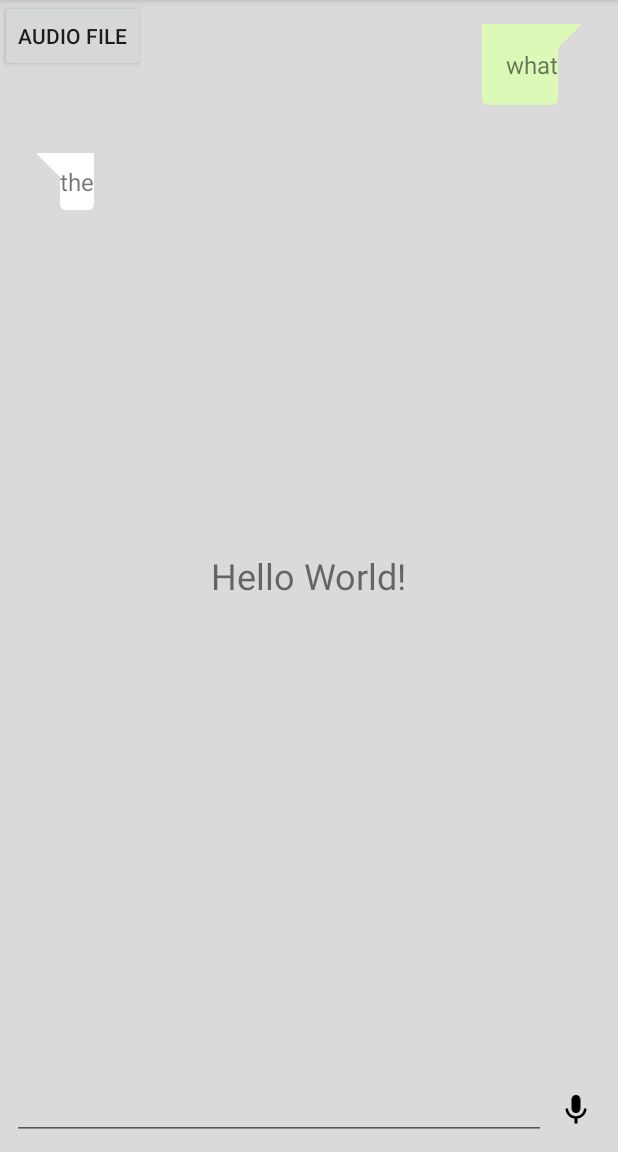
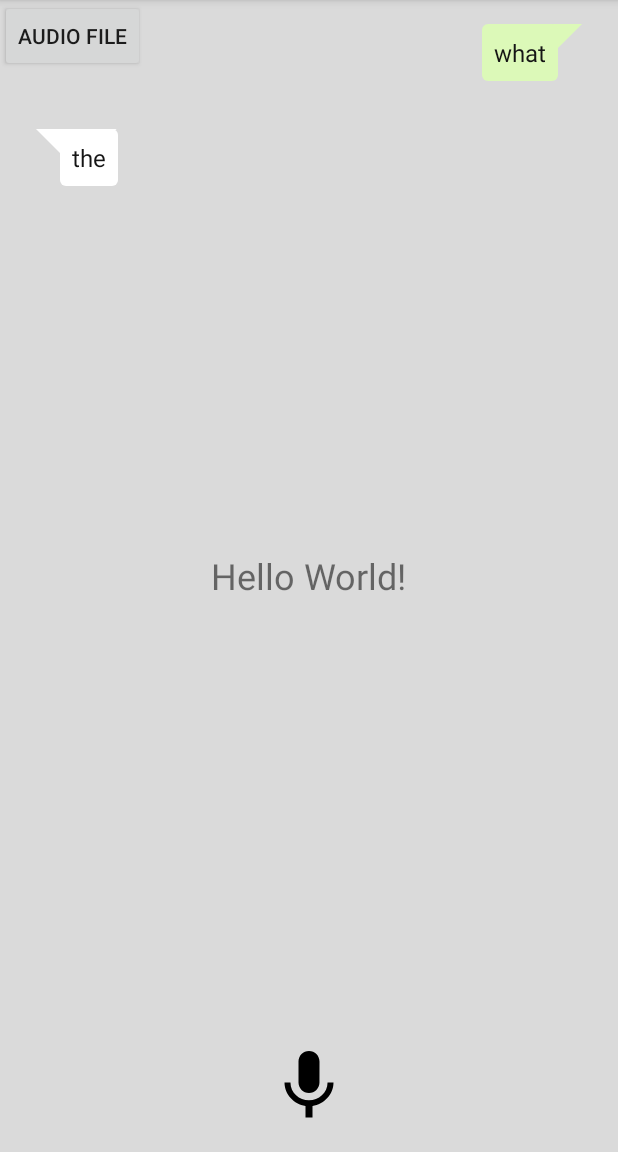
Before and after one commit to tanapakorn/TrueSpeech, an Android app: the screen it shows after launch (MainActivity), on a phone screen of 412 x 824 dp, the part 84-1236 px from its top. Run offline under Robolectric (Android 15) with nearby library versions, the light colour scheme and no system bars; 4 statements that could not run were skipped.

Commit message:
simple messenger ui

```diff
--- a/app/src/main/java/com/tanapakorn/truespeech/MainActivity.java
+++ b/app/src/main/java/com/tanapakorn/truespeech/MainActivity.java
@@ -1,10 +1,13 @@
 package com.tanapakorn.truespeech;
 
+import android.content.Context;
+import android.speech.tts.TextToSpeech;
 import android.support.v7.app.AppCompatActivity;
 import android.os.Bundle;
 import android.support.v7.widget.LinearLayoutManager;
 import android.support.v7.widget.RecyclerView;
 import android.text.TextUtils;
+import android.util.Log;
 import android.view.View;
 import android.widget.Button;
 import android.widget.EditText;
@@ -16,9 +19,10 @@ import com.tanapakorn.truespeech.viewmodel.TextViewModel;
 
 import java.util.ArrayList;
 import java.util.List;
+import java.util.Locale;
 
 
-public class MainActivity extends AppCompatActivity implements View.OnClickListener {
+public class MainActivity extends AppCompatActivity implements View.OnClickListener, TextToSpeech.OnInitListener{
 
     // View references
     private RecyclerView mRvChatHistory;
@@ -34,6 +38,15 @@ public class MainActivity extends AppCompatActivity implements View.OnClickListe
     private EditText mEditText;
     private RecyclerAdapter rvAdapter;
 
+    private TextToSpeech mTTS;
+
+    private TextToSpeech.OnInitListener mTtsListener = new TextToSpeech.OnInitListener() {
+        @Override
+        public void onInit(int status) {
+
+        }
+    };
+
     private final SpeechManager.ServiceListener mSpeechServiceListener = new SpeechManager.ServiceListener() {
         @Override
         public void onSpeechRecognized(final String text, final boolean isFinal) {
@@ -46,8 +59,11 @@ public class MainActivity extends AppCompatActivity implements View.OnClickListe
                     public void run() {
                         if(rvAdapter != null){
                             rvAdapter.add(new TextViewModel(ChatContract.VIEW_TYPE_MY_TEXT).text(text));
+                            mTTS.speak( text, TextToSpeech.QUEUE_ADD, null);
                         }
+
                         mTextResult.setText(text);
+//                        mEditText.setText(text);
                     }
                 });
             }
@@ -59,10 +75,14 @@ public class MainActivity extends AppCompatActivity implements View.OnClickListe
         super.onCreate(savedInstanceState);
         setContentView(R.layout.activity_main);
 
+
+        mTTS = new TextToSpeech(this, mTtsListener);
+        mTTS.setLanguage(Locale.US);
+
         mRvChatHistory = (RecyclerView)findViewById(R.id.rvChatHistory);
         audioFileBtn = (Button)findViewById(R.id.audio_file);
         mTextResult = (TextView)findViewById(R.id.result);
-        mEditText = (EditText)findViewById(R.id.edit_text);
+//        mEditText = (EditText)findViewById(R.id.edit_text);
         mMicBtn = (ImageButton)findViewById(R.id.push_to_talk_button);
         mMicCloseBtn = (ImageButton)findViewById(R.id.push_to_talk_end_button);
 
@@ -84,13 +104,13 @@ public class MainActivity extends AppCompatActivity implements View.OnClickListe
             public void onStatusChanged(int pStatus) {
                 switch(pStatus){
                     case SpeechManager.STATE_IDLE:
-                        mEditText.setText(R.string.string_state_idle);
+//                        mEditText.setText(R.string.string_state_idle);
                         break;
                     case SpeechManager.STATE_RECORDING:
-                        mEditText.setText(R.string.string_listening);
+//                        mEditText.setText(R.string.string_listening);
                         break;
                     default:
-                        mEditText.setText("");
+//                        mEditText.setText("");
                         break;
                 }
             }
@@ -138,4 +158,9 @@ public class MainActivity extends AppCompatActivity implements View.OnClickListe
                 break;
         }
     }
+
+    @Override
+    public void onInit(int status) {
+
+    }
 }
--- a/app/src/main/res/drawable/ic_block_black_24dp.xml
+++ b/app/src/main/res/drawable/ic_block_black_24dp.xml
@@ -1,9 +1,9 @@
 <vector xmlns:android="http://schemas.android.com/apk/res/android"
-        android:width="24dp"
-        android:height="24dp"
-        android:viewportWidth="24.0"
-        android:viewportHeight="24.0">
+    android:width="24dp"
+    android:height="24dp"
+    android:viewportWidth="24.0"
+    android:viewportHeight="24.0">
     <path
-        android:fillColor="#FF000000"
-        android:pathData="M12,2C6.48,2 2,6.48 2,12s4.48,10 10,10 10,-4.48 10,-10S17.52,2 12,2zM4,12c0,-4.42 3.58,-8 8,-8 1.85,0 3.55,0.63 4.9,1.69L5.69,16.9C4.63,15.55 4,13.85 4,12zM12,20c-1.85,0 -3.55,-0.63 -4.9,-1.69L18.31,7.1C19.37,8.45 20,10.15 20,12c0,4.42 -3.58,8 -8,8z"/>
+        android:fillColor="#12a4ff"
+        android:pathData="M12,14c1.66,0 2.99,-1.34 2.99,-3L15,5c0,-1.66 -1.34,-3 -3,-3S9,3.34 9,5v6c0,1.66 1.34,3 3,3zM17.3,11c0,3 -2.54,5.1 -5.3,5.1S6.7,14 6.7,11L5,11c0,3.41 2.72,6.23 6,6.72L11,21h2v-3.28c3.28,-0.48 6,-3.3 6,-6.72h-1.7z"/>
 </vector>
--- a/app/src/main/res/layout/activity_main.xml
+++ b/app/src/main/res/layout/activity_main.xml
@@ -10,8 +10,7 @@
     <android.support.v7.widget.RecyclerView
         android:id="@+id/rvChatHistory"
         android:layout_width="match_parent"
-        android:layout_height="match_parent"
-        android:layout_above="@+id/linearLayout" />
+        android:layout_height="match_parent"/>
 
     <TextView
         android:id="@+id/result"
@@ -28,41 +27,30 @@
         android:layout_height="wrap_content"
         android:text="@string/string_audio_file" />
 
-    <LinearLayout
-        android:layout_width="match_parent"
-        android:layout_height="wrap_content"
+    <RelativeLayout
+        android:layout_width="56dp"
+        android:layout_height="56dp"
+        android:layout_centerHorizontal="true"
         android:layout_alignParentBottom="true"
-        android:layout_centerHorizontal="true"
-        android:padding="8dp"
-        android:id="@+id/linearLayout">
-
-        <EditText
-            android:id="@+id/edit_text"
-            android:layout_weight="1"
-            android:layout_width="0dp"
-            android:layout_height="match_parent" />
-
-        <RelativeLayout
-            android:layout_width="wrap_content"
-            android:layout_height="wrap_content"
-            android:layout_margin="8dp">
+        android:layout_margin="16dp">
 
         <ImageButton
             android:id="@+id/push_to_talk_button"
-                android:layout_width="wrap_content"
-                android:layout_height="wrap_content"
+            android:layout_width="match_parent"
+            android:layout_height="match_parent"
+            android:background="@null"
+            android:scaleType="fitXY"
             android:text="@string/string_audio_file"
-                android:background="@null"
             app:srcCompat="@drawable/ic_mic_black_24dp" />
 
         <ImageButton
             android:id="@+id/push_to_talk_end_button"
-                android:layout_width="wrap_content"
-                android:layout_height="wrap_content"
+            android:layout_width="match_parent"
+            android:layout_height="match_parent"
             android:background="@null"
+            android:scaleType="fitXY"
             android:text="@string/string_audio_file"
             app:srcCompat="@drawable/ic_block_black_24dp" />
     </RelativeLayout>
-    </LinearLayout>
 
 </RelativeLayout>
--- a/app/src/main/res/layout/item_my_chat_box.xml
+++ b/app/src/main/res/layout/item_my_chat_box.xml
@@ -7,13 +7,20 @@
     android:paddingRight="8dp"
     android:layout_margin="16dp">
 
-    <TextView
-        android:id="@+id/tvChatBox"
+    <FrameLayout
         android:layout_width="wrap_content"
         android:layout_height="wrap_content"
-        android:layout_gravity="right"
-        android:padding="16dp"
-        android:text="TextView"
         android:background="@drawable/shape_bg_outgoing_bubble"
-        android:textSize="@dimen/text_medium" />
+        android:paddingRight="16dp"
+        android:layout_gravity="right">
+
+        <TextView
+            android:id="@+id/tvChatBox"
+            android:layout_width="wrap_content"
+            android:layout_height="wrap_content"
+            android:padding="8dp"
+            android:text="TextView"
+            android:textSize="@dimen/text_medium"
+            android:textColor="#151515"/>
+    </FrameLayout>
 </LinearLayout>
--- a/app/src/main/res/layout/item_your_chat_box.xml
+++ b/app/src/main/res/layout/item_your_chat_box.xml
@@ -7,15 +7,20 @@
     android:paddingRight="8dp"
     android:layout_margin="16dp">
 
-    <TextView
-        android:id="@+id/tvChatBox"
+    <FrameLayout
         android:layout_width="wrap_content"
         android:layout_height="wrap_content"
-        android:layout_gravity="left"
         android:background="@drawable/shape_bg_incoming_bubble"
         android:paddingLeft="16dp"
-        android:paddingTop="8dp"
-        android:paddingBottom="8dp"
-        android:text="TextView"
-        android:textSize="@dimen/text_medium" />
+        android:layout_gravity="left">
+
+        <TextView
+            android:id="@+id/tvChatBox"
+            android:layout_width="wrap_content"
+            android:layout_height="wrap_content"
+            android:padding="8dp"
+            android:text="TextView"
+            android:textSize="@dimen/text_medium"
+            android:textColor="#151515"/>
+    </FrameLayout>
 </LinearLayout>
```
Lines whose indentation alone changed are shown as unchanged.
